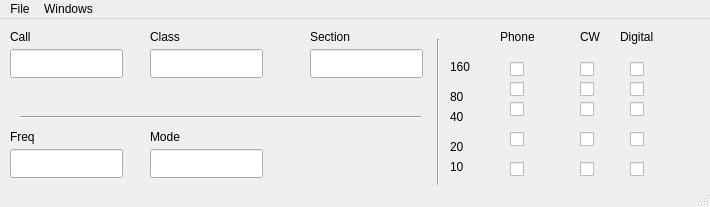
The window that main.ui (pleaswaite/clogger) describes before a commit, drawn with Qt 5.
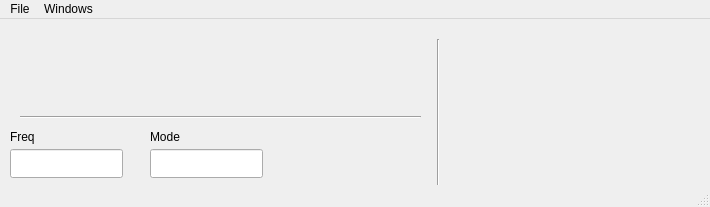
The same window after the commit.

Patch:
```diff
--- a/main.ui
+++ b/main.ui
@@ -14,75 +14,6 @@
    <string>Test Logger</string>
   </property>
   <widget class="QWidget" name="centralwidget">
-   <widget class="QLineEdit" name="lineEdit">
-    <property name="geometry">
-     <rect>
-      <x>10</x>
-      <y>30</y>
-      <width>113</width>
-      <height>29</height>
-     </rect>
-    </property>
-   </widget>
-   <widget class="QLineEdit" name="lineEdit_2">
-    <property name="geometry">
-     <rect>
-      <x>150</x>
-      <y>30</y>
-      <width>113</width>
-      <height>29</height>
-     </rect>
-    </property>
-   </widget>
-   <widget class="QLineEdit" name="lineEdit_3">
-    <property name="geometry">
-     <rect>
-      <x>310</x>
-      <y>30</y>
-      <width>113</width>
-      <height>29</height>
-     </rect>
-    </property>
-   </widget>
-   <widget class="QLabel" name="label">
-    <property name="geometry">
-     <rect>
-      <x>10</x>
-      <y>10</y>
-      <width>62</width>
-      <height>15</height>
-     </rect>
-    </property>
-    <property name="text">
-     <string>Call</string>
-    </property>
-   </widget>
-   <widget class="QLabel" name="label_2">
-    <property name="geometry">
-     <rect>
-      <x>150</x>
-      <y>10</y>
-      <width>62</width>
-      <height>15</height>
-     </rect>
-    </property>
-    <property name="text">
-     <string>Class</string>
-    </property>
-   </widget>
-   <widget class="QLabel" name="label_3">
-    <property name="geometry">
-     <rect>
-      <x>310</x>
-      <y>10</y>
-      <width>62</width>
-      <height>15</height>
-     </rect>
-    </property>
-    <property name="text">
-     <string>Section</string>
-    </property>
-   </widget>
    <widget class="QLineEdit" name="lineEdit_4">
     <property name="geometry">
      <rect>
@@ -129,305 +60,6 @@
      <string>Mode</string>
     </property>
    </widget>
-   <widget class="QLabel" name="label_6">
-    <property name="geometry">
-     <rect>
-      <x>500</x>
-      <y>10</y>
-      <width>62</width>
-      <height>15</height>
-     </rect>
-    </property>
-    <property name="text">
-     <string>Phone</string>
-    </property>
-   </widget>
-   <widget class="QLabel" name="label_7">
-    <property name="geometry">
-     <rect>
-      <x>580</x>
-      <y>10</y>
-      <width>62</width>
-      <height>15</height>
-     </rect>
-    </property>
-    <property name="text">
-     <string>CW</string>
-    </property>
-   </widget>
-   <widget class="QLabel" name="label_8">
-    <property name="geometry">
-     <rect>
-      <x>620</x>
-      <y>10</y>
-      <width>62</width>
-      <height>15</height>
-     </rect>
-    </property>
-    <property name="text">
-     <string>Digital</string>
-    </property>
-   </widget>
-   <widget class="QLabel" name="label_9">
-    <property name="geometry">
-     <rect>
-      <x>450</x>
-      <y>40</y>
-      <width>62</width>
-      <height>15</height>
-     </rect>
-    </property>
-    <property name="text">
-     <string>160</string>
-    </property>
-   </widget>
-   <widget class="QLabel" name="label_10">
-    <property name="geometry">
-     <rect>
-      <x>450</x>
-      <y>70</y>
-      <width>62</width>
-      <height>15</height>
-     </rect>
-    </property>
-    <property name="text">
-     <string>80</string>
-    </property>
-   </widget>
-   <widget class="QLabel" name="label_11">
-    <property name="geometry">
-     <rect>
-      <x>450</x>
-      <y>90</y>
-      <width>62</width>
-      <height>15</height>
-     </rect>
-    </property>
-    <property name="text">
-     <string>40</string>
-    </property>
-   </widget>
-   <widget class="QLabel" name="label_12">
-    <property name="geometry">
-     <rect>
-      <x>450</x>
-      <y>120</y>
-      <width>62</width>
-      <height>15</height>
-     </rect>
-    </property>
-    <property name="text">
-     <string>20</string>
-    </property>
-   </widget>
-   <widget class="QLabel" name="label_13">
-    <property name="geometry">
-     <rect>
-      <x>450</x>
-      <y>140</y>
-      <width>62</width>
-      <height>15</height>
-     </rect>
-    </property>
-    <property name="text">
-     <string>10</string>
-    </property>
-   </widget>
-   <widget class="QCheckBox" name="checkBox">
-    <property name="geometry">
-     <rect>
-      <x>510</x>
-      <y>40</y>
-      <width>21</width>
-      <height>20</height>
-     </rect>
-    </property>
-    <property name="text">
-     <string/>
-    </property>
-   </widget>
-   <widget class="QCheckBox" name="checkBox_2">
-    <property name="geometry">
-     <rect>
-      <x>510</x>
-      <y>60</y>
-      <width>21</width>
-      <height>20</height>
-     </rect>
-    </property>
-    <property name="text">
-     <string/>
-    </property>
-   </widget>
-   <widget class="QCheckBox" name="checkBox_3">
-    <property name="geometry">
-     <rect>
-      <x>510</x>
-      <y>80</y>
-      <width>21</width>
-      <height>20</height>
-     </rect>
-    </property>
-    <property name="text">
-     <string/>
-    </property>
-   </widget>
-   <widget class="QCheckBox" name="checkBox_4">
-    <property name="geometry">
-     <rect>
-      <x>510</x>
-      <y>110</y>
-      <width>21</width>
-      <height>20</height>
-     </rect>
-    </property>
-    <property name="text">
-     <string/>
-    </property>
-   </widget>
-   <widget class="QCheckBox" name="checkBox_5">
-    <property name="geometry">
-     <rect>
-      <x>510</x>
-      <y>140</y>
-      <width>21</width>
-      <height>20</height>
-     </rect>
-    </property>
-    <property name="text">
-     <string/>
-    </property>
-   </widget>
-   <widget class="QCheckBox" name="checkBox_6">
-    <property name="geometry">
-     <rect>
-      <x>580</x>
-      <y>40</y>
-      <width>21</width>
-      <height>20</height>
-     </rect>
-    </property>
-    <property name="text">
-     <string/>
-    </property>
-   </widget>
-   <widget class="QCheckBox" name="checkBox_7">
-    <property name="geometry">
-     <rect>
-      <x>580</x>
-      <y>60</y>
-      <width>21</width>
-      <height>20</height>
-     </rect>
-    </property>
-    <property name="text">
-     <string/>
-    </property>
-   </widget>
-   <widget class="QCheckBox" name="checkBox_8">
-    <property name="geometry">
-     <rect>
-      <x>580</x>
-      <y>80</y>
-      <width>21</width>
-      <height>20</height>
-     </rect>
-    </property>
-    <property name="text">
-     <string/>
-    </property>
-   </widget>
-   <widget class="QCheckBox" name="checkBox_9">
-    <property name="geometry">
-     <rect>
-      <x>580</x>
-      <y>110</y>
-      <width>21</width>
-      <height>20</height>
-     </rect>
-    </property>
-    <property name="text">
-     <string/>
-    </property>
-   </widget>
-   <widget class="QCheckBox" name="checkBox_10">
-    <property name="geometry">
-     <rect>
-      <x>580</x>
-      <y>140</y>
-      <width>21</width>
-      <height>20</height>
-     </rect>
-    </property>
-    <property name="text">
-     <string/>
-    </property>
-   </widget>
-   <widget class="QCheckBox" name="checkBox_11">
-    <property name="geometry">
-     <rect>
-      <x>630</x>
-      <y>40</y>
-      <width>21</width>
-      <height>20</height>
-     </rect>
-    </property>
-    <property name="text">
-     <string/>
-    </property>
-   </widget>
-   <widget class="QCheckBox" name="checkBox_12">
-    <property name="geometry">
-     <rect>
-      <x>630</x>
-      <y>60</y>
-      <width>21</width>
-      <height>20</height>
-     </rect>
-    </property>
-    <property name="text">
-     <string/>
-    </property>
-   </widget>
-   <widget class="QCheckBox" name="checkBox_13">
-    <property name="geometry">
-     <rect>
-      <x>630</x>
-      <y>80</y>
-      <width>21</width>
-      <height>20</height>
-     </rect>
-    </property>
-    <property name="text">
-     <string/>
-    </property>
-   </widget>
-   <widget class="QCheckBox" name="checkBox_14">
-    <property name="geometry">
-     <rect>
-      <x>630</x>
-      <y>110</y>
-      <width>21</width>
-      <height>20</height>
-     </rect>
-    </property>
-    <property name="text">
-     <string/>
-    </property>
-   </widget>
-   <widget class="QCheckBox" name="checkBox_15">
-    <property name="geometry">
-     <rect>
-      <x>630</x>
-      <y>140</y>
-      <width>21</width>
-      <height>20</height>
-     </rect>
-    </property>
-    <property name="text">
-     <string/>
-    </property>
-   </widget>
    <widget class="Line" name="line">
     <property name="geometry">
      <rect>
```
